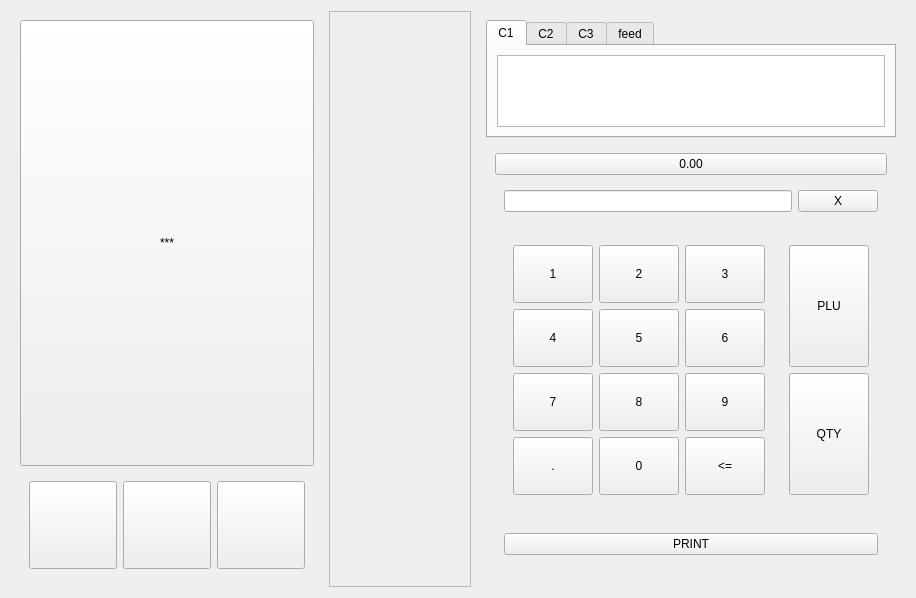
Above: common_support/ui/UI.ui from fazalfzl/choice before the change. Below: the same form after it.
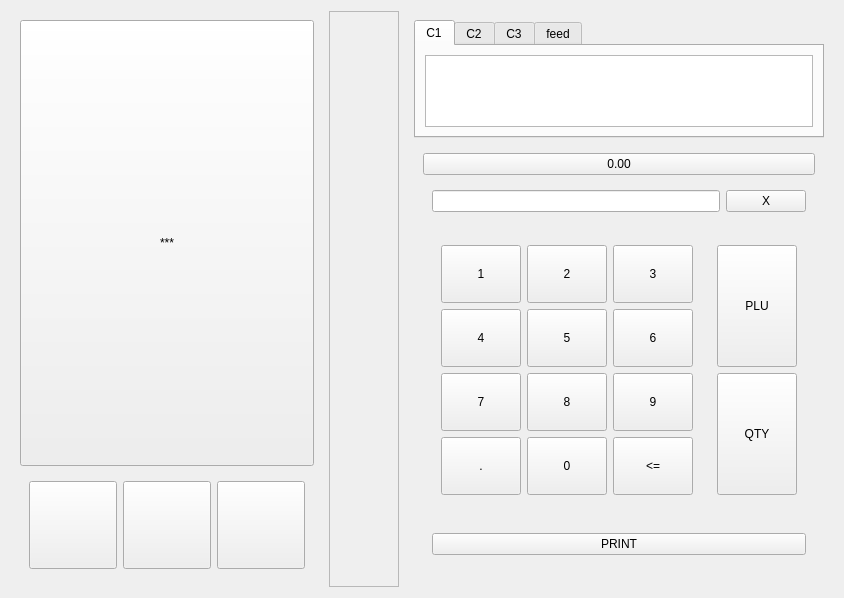
That is the form after the change.

```diff
--- a/common_support/ui/UI.ui
+++ b/common_support/ui/UI.ui
@@ -6,7 +6,7 @@
    <rect>
     <x>0</x>
     <y>0</y>
-    <width>710</width>
+    <width>748</width>
     <height>552</height>
    </rect>
   </property>
@@ -339,9 +339,7 @@
    <item row="0" column="1">
     <widget class="QScrollArea" name="scrollArea">
      <property name="styleSheet">
-      <string notr="true">QScrollBar {
-width: 70px;
-} </string>
+      <string notr="true"/>
      </property>
      <property name="widgetResizable">
       <bool>true</bool>
```
